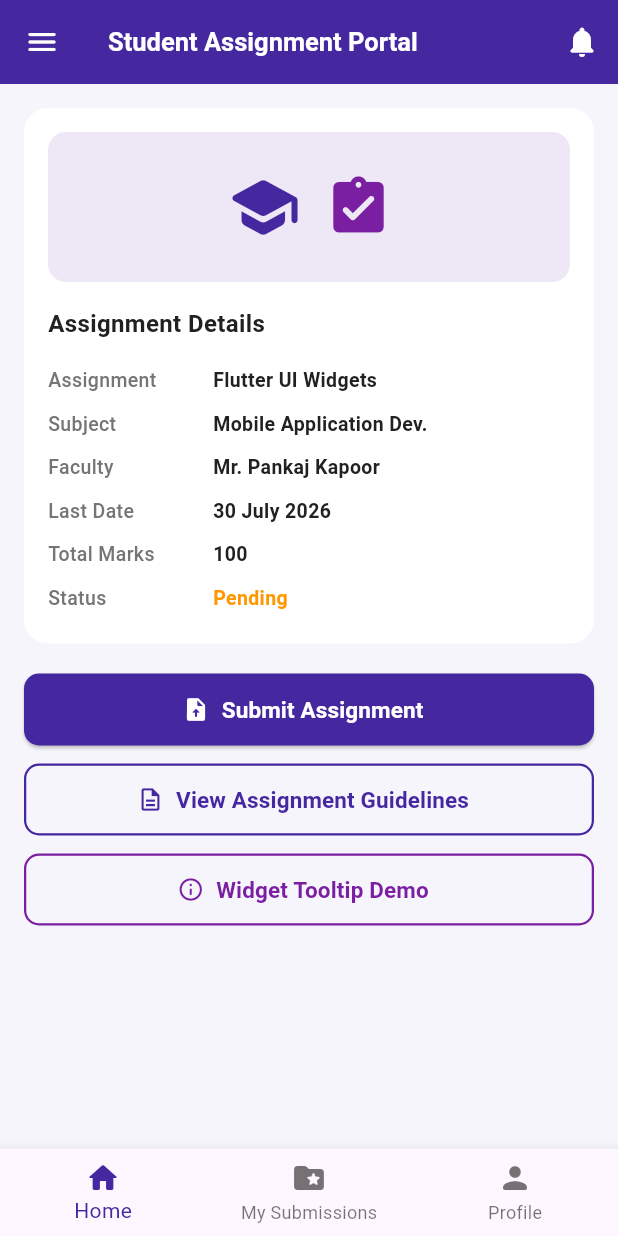
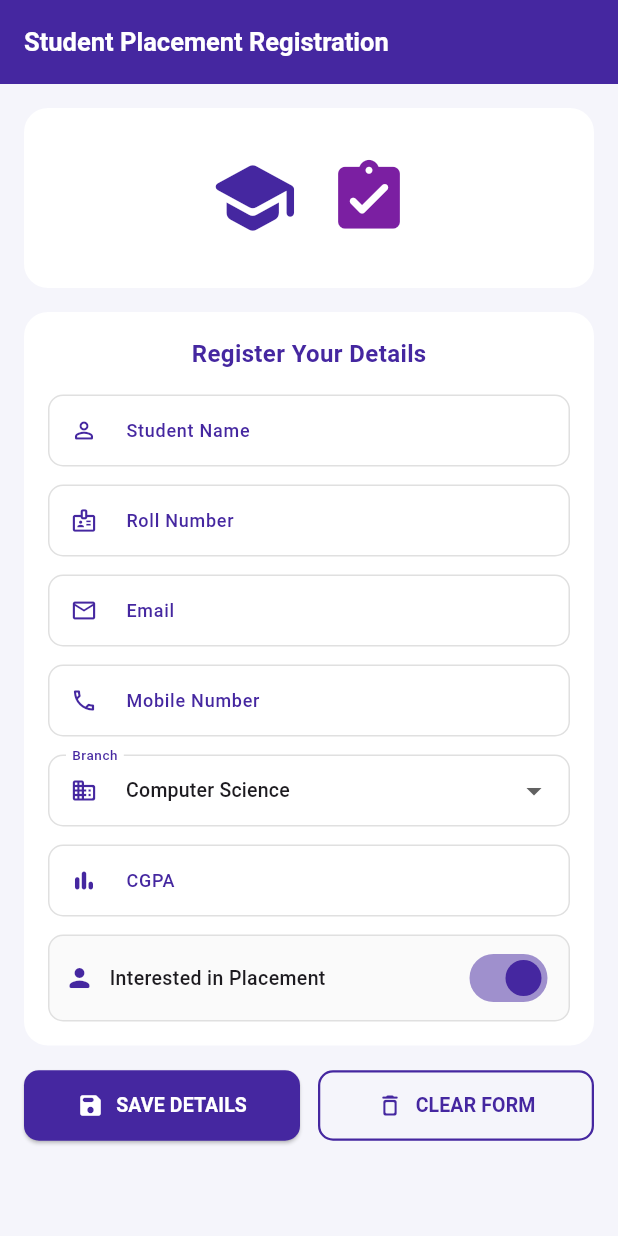
Before and after one commit to shivadixt/Jovac, a Flutter app: the screen it shows after launch, on a phone screen of 412 x 824 dp. Run offline on Flutter 3.47's test engine with Material 3 defaults, Android fonts, the light colour scheme and no system bars; our stand-ins replace shared_preferences.

Commit message:
added student_placement_regestration screen

```diff
--- a/jovacapp/lib/main.dart
+++ b/jovacapp/lib/main.dart
@@ -11,7 +11,8 @@ import 'package:flutter/material.dart';
 //import 'screens/college_portal_screen.dart';
 //import 'screens/student_registration_form.dart';
 //import 'screens/student_info_portal.dart';
-import 'screens/student_assignment_portal.dart';
+//import 'screens/student_assignment_portal.dart';
+import 'screens/student_placement_registration.dart';
 void main() {
   runApp(const MyApp());
 }
@@ -21,8 +22,9 @@ class MyApp extends StatelessWidget {
   Widget build(BuildContext context) {
     return MaterialApp(
       debugShowCheckedModeBanner: false,
-      title: 'Student Assignment Portal',
-      home: const StudentAssignmentPortalScreen(),
+      title: 'Student Placement Registration',
+      home: const StudentPlacementRegistrationScreen(),
+      //home: const StudentAssignmentPortalScreen(),
       //home: const StudentInfoPortalScreen(),
       //home: const StudentRegistrationForm(),
       //home: const CollegePortalScreen(),
--- /dev/null
+++ b/jovacapp/lib/screens/student_placement_registration.dart
@@ -0,0 +1,538 @@
+import 'package:flutter/material.dart';
+import 'package:shared_preferences/shared_preferences.dart';
+
+class StudentPlacementRegistrationScreen extends StatefulWidget {
+  const StudentPlacementRegistrationScreen({super.key});
+  @override
+  State<StudentPlacementRegistrationScreen> createState() => _StudentPlacementRegistrationScreenState();
+}
+
+class _StudentPlacementRegistrationScreenState extends State<StudentPlacementRegistrationScreen> {
+  bool _isLoading = true;
+  bool _hasSavedData = false;
+  Map<String, dynamic>? _savedStudentData;
+
+  @override
+  void initState() {
+    super.initState();
+    _loadSavedData();
+  }
+
+  Future<void> _loadSavedData() async {
+    final prefs = await SharedPreferences.getInstance();
+    final name = prefs.getString('student_name');
+    final rollNo = prefs.getString('student_roll');
+    final email = prefs.getString('student_email');
+    final mobile = prefs.getString('student_mobile');
+    final branch = prefs.getString('student_branch');
+    final cgpa = prefs.getDouble('student_cgpa');
+    final isInterested = prefs.getBool('student_interested');
+
+    if (name != null && name.isNotEmpty) {
+      setState(() {
+        _hasSavedData = true;
+        _savedStudentData = {
+          'name': name,
+          'rollNo': rollNo ?? '',
+          'email': email ?? '',
+          'mobile': mobile ?? '',
+          'branch': branch ?? 'Computer Science',
+          'cgpa': cgpa ?? 0.0,
+          'isInterested': isInterested ?? true,
+        };
+        _isLoading = false;
+      });
+    } else {
+      setState(() {
+        _hasSavedData = false;
+        _savedStudentData = null;
+        _isLoading = false;
+      });
+    }
+  }
+
+  Future<void> _saveData(Map<String, dynamic> data) async {
+    final prefs = await SharedPreferences.getInstance();
+    await prefs.setString('student_name', data['name']);
+    await prefs.setString('student_roll', data['rollNo']);
+    await prefs.setString('student_email', data['email']);
+    await prefs.setString('student_mobile', data['mobile']);
+    await prefs.setString('student_branch', data['branch']);
+    await prefs.setDouble('student_cgpa', data['cgpa']);
+    await prefs.setBool('student_interested', data['isInterested']);
+    await _loadSavedData();
+  }
+
+  Future<void> _deleteData() async {
+    final prefs = await SharedPreferences.getInstance();
+    await prefs.remove('student_name');
+    await prefs.remove('student_roll');
+    await prefs.remove('student_email');
+    await prefs.remove('student_mobile');
+    await prefs.remove('student_branch');
+    await prefs.remove('student_cgpa');
+    await prefs.remove('student_interested');
+    setState(() {
+      _hasSavedData = false;
+      _savedStudentData = null;
+    });
+    if (mounted) {
+      ScaffoldMessenger.of(context).showSnackBar(
+        const SnackBar(
+          content: Text('Placement Details Deleted Successfully'),
+          backgroundColor: Colors.red,
+        ),
+      );
+    }
+  }
+
+  @override
+  Widget build(BuildContext context) {
+    if (_isLoading) {
+      return const Scaffold(
+        body: Center(child: CircularProgressIndicator(color: Color(0xFF4527A0))),
+      );
+    }
+
+    if (_hasSavedData && _savedStudentData != null) {
+      return _PlacementDashboardView(
+        data: _savedStudentData!,
+        onEdit: () async {
+          final result = await Navigator.push(
+            context,
+            MaterialPageRoute(
+              builder: (_) => _RegistrationFormView(
+                initialData: _savedStudentData,
+                isEditMode: true,
+                onSave: _saveData,
+              ),
+            ),
+          );
+          if (result == true) {
+            _loadSavedData();
+          }
+        },
+        onDelete: _deleteData,
+      );
+    }
+
+    return _RegistrationFormView(
+      initialData: null,
+      isEditMode: false,
+      onSave: _saveData,
+    );
+  }
+}
+
+class _RegistrationFormView extends StatefulWidget {
+  final Map<String, dynamic>? initialData;
+  final bool isEditMode;
+  final Future<void> Function(Map<String, dynamic> data) onSave;
+
+  const _RegistrationFormView({
+    required this.initialData,
+    required this.isEditMode,
+    required this.onSave,
+  });
+
+  @override
+  State<_RegistrationFormView> createState() => _RegistrationFormViewState();
+}
+
+class _RegistrationFormViewState extends State<_RegistrationFormView> {
+  final _formKey = GlobalKey<FormState>();
+  late TextEditingController _nameController;
+  late TextEditingController _rollController;
+  late TextEditingController _emailController;
+  late TextEditingController _mobileController;
+  late TextEditingController _cgpaController;
+  String _selectedBranch = 'Computer Science';
+  bool _isInterested = true;
+  bool _showSavedSuccessBanner = false;
+
+  final List<String> _branches = [
+    'Computer Science',
+    'Information Technology',
+    'Electronics',
+    'Mechanical',
+    'Civil',
+  ];
+
+  @override
+  void initState() {
+    super.initState();
+    final d = widget.initialData;
+    _nameController = TextEditingController(text: d != null ? d['name'] : '');
+    _rollController = TextEditingController(text: d != null ? d['rollNo'] : '');
+    _emailController = TextEditingController(text: d != null ? d['email'] : '');
+    _mobileController = TextEditingController(text: d != null ? d['mobile'] : '');
+    _cgpaController = TextEditingController(text: d != null ? d['cgpa'].toString() : '');
+    if (d != null && _branches.contains(d['branch'])) {
+      _selectedBranch = d['branch'];
+    }
+    if (d != null) {
+      _isInterested = d['isInterested'] ?? true;
+    }
+  }
+
+  @override
+  void dispose() {
+    _nameController.dispose();
+    _rollController.dispose();
+    _emailController.dispose();
+    _mobileController.dispose();
+    _cgpaController.dispose();
+    super.dispose();
+  }
+
+  void _clearForm() {
+    _formKey.currentState?.reset();
+    _nameController.clear();
+    _rollController.clear();
+    _emailController.clear();
+    _mobileController.clear();
+    _cgpaController.clear();
+    setState(() {
+      _selectedBranch = 'Computer Science';
+      _isInterested = true;
+      _showSavedSuccessBanner = false;
+    });
+  }
+
+  void _submitForm() async {
+    if (_formKey.currentState!.validate()) {
+      final data = {
+        'name': _nameController.text.trim(),
+        'rollNo': _rollController.text.trim(),
+        'email': _emailController.text.trim(),
+        'mobile': _mobileController.text.trim(),
+        'branch': _selectedBranch,
+        'cgpa': double.tryParse(_cgpaController.text.trim()) ?? 0.0,
+        'isInterested': _isInterested,
+      };
+
+      setState(() => _showSavedSuccessBanner = true);
+      await widget.onSave(data);
+
+      if (widget.isEditMode && mounted) {
+        Future.delayed(const Duration(milliseconds: 600), () {
+          if (mounted) Navigator.pop(context, true);
+        });
+      }
+    }
+  }
+
+  @override
+  Widget build(BuildContext context) {
+    return Scaffold(
+      backgroundColor: const Color(0xFFF5F5FB),
+      appBar: AppBar(
+        title: const Text('Student Placement Registration', style: TextStyle(color: Colors.white, fontWeight: FontWeight.bold, fontSize: 17)),
+        backgroundColor: const Color(0xFF4527A0),
+        iconTheme: const IconThemeData(color: Colors.white),
+        automaticallyImplyLeading: widget.isEditMode,
+      ),
+      body: SingleChildScrollView(
+        padding: const EdgeInsets.all(16),
+        child: Form(
+          key: _formKey,
+          child: Column(
+            children: [
+              Container(
+                height: 120,
+                width: double.infinity,
+                decoration: BoxDecoration(color: Colors.white, borderRadius: BorderRadius.circular(16)),
+                child: const Row(
+                  mainAxisAlignment: MainAxisAlignment.center,
+                  children: [
+                    Icon(Icons.school_rounded, size: 60, color: Color(0xFF4527A0)),
+                    SizedBox(width: 20),
+                    Icon(Icons.assignment_turned_in_rounded, size: 55, color: Color(0xFF7B1FA2)),
+                  ],
+                ),
+              ),
+              const SizedBox(height: 16),
+              Container(
+                padding: const EdgeInsets.all(16),
+                decoration: BoxDecoration(color: Colors.white, borderRadius: BorderRadius.circular(16)),
+                child: Column(
+                  children: [
+                    const Text('Register Your Details', style: TextStyle(fontSize: 16, fontWeight: FontWeight.bold, color: Color(0xFF4527A0))),
+                    const SizedBox(height: 16),
+                    _buildTextField(_nameController, 'Student Name', Icons.person_outline_rounded, 'Enter full name', (v) => (v == null || v.trim().isEmpty) ? 'Please enter student name' : null),
+                    const SizedBox(height: 12),
+                    _buildTextField(_rollController, 'Roll Number', Icons.badge_outlined, 'Enter roll number', (v) => (v == null || v.trim().isEmpty) ? 'Please enter roll number' : null),
+                    const SizedBox(height: 12),
+                    _buildTextField(_emailController, 'Email', Icons.email_outlined, 'Enter email address', (v) => (v == null || v.trim().isEmpty) ? 'Please enter email' : null, keyboardType: TextInputType.emailAddress),
+                    const SizedBox(height: 12),
+                    _buildTextField(_mobileController, 'Mobile Number', Icons.phone_outlined, 'Enter mobile number', (v) => (v == null || v.trim().isEmpty) ? 'Please enter mobile number' : null, keyboardType: TextInputType.phone),
+                    const SizedBox(height: 12),
+                    DropdownButtonFormField<String>(
+                      value: _selectedBranch,
+                      decoration: _inputDecoration('Branch', Icons.domain_rounded),
+                      items: _branches.map((b) => DropdownMenuItem(value: b, child: Text(b, style: const TextStyle(fontSize: 13)))).toList(),
+                      onChanged: (val) {
+                        if (val != null) setState(() => _selectedBranch = val);
+                      },
+                    ),
+                    const SizedBox(height: 12),
+                    _buildTextField(_cgpaController, 'CGPA', Icons.bar_chart_rounded, 'Enter CGPA (e.g. 8.75)', (v) {
+                      if (v == null || v.trim().isEmpty) return 'Please enter CGPA';
+                      final parsed = double.tryParse(v.trim());
+                      if (parsed == null || parsed < 0.0 || parsed > 10.0) return 'Enter valid CGPA (0-10)';
+                      return null;
+                    }, keyboardType: const TextInputType.numberWithOptions(decimal: true)),
+                    const SizedBox(height: 12),
+                    Container(
+                      padding: const EdgeInsets.symmetric(horizontal: 10, vertical: 4),
+                      decoration: BoxDecoration(color: Colors.grey.shade50, borderRadius: BorderRadius.circular(10), border: Border.all(color: Colors.grey.shade300)),
+                      child: Row(
+                        children: [
+                          const Icon(Icons.person_rounded, color: Color(0xFF4527A0), size: 20),
+                          const SizedBox(width: 10),
+                          const Expanded(child: Text('Interested in Placement', style: TextStyle(fontSize: 13, fontWeight: FontWeight.w500))),
+                          Switch(
+                            value: _isInterested,
+                            activeColor: const Color(0xFF4527A0),
+                            onChanged: (val) => setState(() => _isInterested = val),
+                          ),
+                        ],
+                      ),
+                    ),
+                  ],
+                ),
+              ),
+              const SizedBox(height: 16),
+              Row(
+                children: [
+                  Expanded(
+                    child: ElevatedButton.icon(
+                      onPressed: _submitForm,
+                      icon: const Icon(Icons.save_rounded, color: Colors.white, size: 18),
+                      label: const Text('SAVE DETAILS', style: TextStyle(color: Colors.white, fontSize: 13, fontWeight: FontWeight.bold)),
+                      style: ElevatedButton.styleFrom(
+                        backgroundColor: const Color(0xFF4527A0),
+                        shape: RoundedRectangleBorder(borderRadius: BorderRadius.circular(10)),
+                        padding: const EdgeInsets.symmetric(vertical: 14),
+                      ),
+                    ),
+                  ),
+                  const SizedBox(width: 12),
+                  Expanded(
+                    child: OutlinedButton.icon(
+                      onPressed: _clearForm,
+                      icon: const Icon(Icons.delete_outline_rounded, color: Color(0xFF4527A0), size: 18),
+                      label: const Text('CLEAR FORM', style: TextStyle(color: Color(0xFF4527A0), fontSize: 13, fontWeight: FontWeight.bold)),
+                      style: OutlinedButton.styleFrom(
+                        side: const BorderSide(color: Color(0xFF4527A0), width: 1.5),
+                        shape: RoundedRectangleBorder(borderRadius: BorderRadius.circular(10)),
+                        padding: const EdgeInsets.symmetric(vertical: 14),
+                      ),
+                    ),
+                  ),
+                ],
+              ),
+              if (_showSavedSuccessBanner) ...[
+                const SizedBox(height: 14),
+                Container(
+                  padding: const EdgeInsets.symmetric(horizontal: 16, vertical: 12),
+                  decoration: BoxDecoration(
+                    color: const Color(0xFFE8F5E9),
+                    borderRadius: BorderRadius.circular(10),
+                    border: Border.all(color: const Color(0xFF2E7D32)),
+                  ),
+                  child: const Row(
+                    children: [
+                      Icon(Icons.check_circle_rounded, color: Color(0xFF2E7D32), size: 22),
+                      SizedBox(width: 10),
+                      Text('Registration Saved Successfully!', style: TextStyle(color: Color(0xFF2E7D32), fontWeight: FontWeight.bold, fontSize: 13)),
+                    ],
+                  ),
+                ),
+              ],
+            ],
+          ),
+        ),
+      ),
+    );
+  }
+
+  Widget _buildTextField(
+    TextEditingController controller,
+    String label,
+    IconData icon,
+    String hint,
+    String? Function(String?) validator, {
+    TextInputType keyboardType = TextInputType.text,
+  }) {
+    return TextFormField(
+      controller: controller,
+      keyboardType: keyboardType,
+      style: const TextStyle(fontSize: 13),
+      decoration: _inputDecoration(label, icon).copyWith(
+        hintText: hint,
+        hintStyle: TextStyle(color: Colors.grey.shade400, fontSize: 13),
+      ),
+      validator: validator,
+    );
+  }
+
+  InputDecoration _inputDecoration(String label, IconData icon) {
+    return InputDecoration(
+      labelText: label,
+      labelStyle: const TextStyle(fontSize: 12, color: Color(0xFF4527A0), fontWeight: FontWeight.w500),
+      prefixIcon: Icon(icon, color: const Color(0xFF4527A0), size: 18),
+      contentPadding: const EdgeInsets.symmetric(horizontal: 12, vertical: 12),
+      border: OutlineInputBorder(borderRadius: BorderRadius.circular(10), borderSide: BorderSide(color: Colors.grey.shade300)),
+      enabledBorder: OutlineInputBorder(borderRadius: BorderRadius.circular(10), borderSide: BorderSide(color: Colors.grey.shade300)),
+      focusedBorder: OutlineInputBorder(borderRadius: BorderRadius.circular(10), borderSide: const BorderSide(color: Color(0xFF4527A0), width: 2)),
+    );
+  }
+}
+
+class _PlacementDashboardView extends StatelessWidget {
+  final Map<String, dynamic> data;
+  final VoidCallback onEdit;
+  final VoidCallback onDelete;
+
+  const _PlacementDashboardView({
+    required this.data,
+    required this.onEdit,
+    required this.onDelete,
+  });
+
+  @override
+  Widget build(BuildContext context) {
+    final isInterested = data['isInterested'] as bool? ?? true;
+    return Scaffold(
+      backgroundColor: const Color(0xFFF5F5FB),
+      appBar: AppBar(
+        title: const Text('Placement Dashboard', style: TextStyle(color: Colors.white, fontWeight: FontWeight.bold, fontSize: 17)),
+        backgroundColor: const Color(0xFF4527A0),
+        automaticallyImplyLeading: false,
+      ),
+      body: SingleChildScrollView(
+        padding: const EdgeInsets.all(16),
+        child: Column(
+          children: [
+            Container(
+              padding: const EdgeInsets.all(16),
+              decoration: BoxDecoration(
+                color: const Color(0xFFE8F5E9),
+                borderRadius: BorderRadius.circular(14),
+                border: Border.all(color: const Color(0xFFA5D6A7)),
+              ),
+              child: Row(
+                children: [
+                  const CircleAvatar(
+                    radius: 24,
+                    backgroundColor: Color(0xFF2E7D32),
+                    child: Icon(Icons.person_rounded, color: Colors.white, size: 30),
+                  ),
+                  const SizedBox(width: 14),
+                  Expanded(
+                    child: Column(
+                      crossAxisAlignment: CrossAxisAlignment.start,
+                      children: [
+                        Text('Welcome, ${data['name']}!', style: const TextStyle(fontWeight: FontWeight.bold, fontSize: 15, color: Color(0xFF1B5E20))),
+                        const SizedBox(height: 2),
+                        const Text('Your placement details are saved.', style: TextStyle(fontSize: 12, color: Color(0xFF2E7D32))),
+                      ],
+                    ),
+                  ),
+                ],
+              ),
+            ),
+            const SizedBox(height: 16),
+            Container(
+              padding: const EdgeInsets.all(16),
+              decoration: BoxDecoration(color: Colors.white, borderRadius: BorderRadius.circular(16)),
+              child: Column(
+                children: [
+                  _infoRow(Icons.person_rounded, 'Student Name', data['name']),
+                  const Divider(height: 16),
+                  _infoRow(Icons.badge_rounded, 'Roll Number', data['rollNo']),
+                  const Divider(height: 16),
+                  _infoRow(Icons.email_rounded, 'Email', data['email']),
+                  const Divider(height: 16),
+                  _infoRow(Icons.phone_rounded, 'Mobile Number', data['mobile']),
+                  const Divider(height: 16),
+                  _infoRow(Icons.domain_rounded, 'Branch', data['branch']),
+                  const Divider(height: 16),
+                  _infoRow(Icons.bar_chart_rounded, 'CGPA', data['cgpa'].toString()),
+                  const Divider(height: 16),
+                  Row(
+                    children: [
+                      const Icon(Icons.military_tech_rounded, color: Color(0xFF4527A0), size: 20),
+                      const SizedBox(width: 12),
+                      const SizedBox(width: 110, child: Text('Placement Status', style: TextStyle(color: Colors.grey, fontSize: 13, fontWeight: FontWeight.w500))),
+                      Expanded(
+                        child: Row(
+                          children: [
+                            Icon(
+                              isInterested ? Icons.check_circle_rounded : Icons.cancel_rounded,
+                              color: isInterested ? const Color(0xFF2E7D32) : Colors.red,
+                              size: 18,
+                            ),
+                            const SizedBox(width: 6),
+                            Text(
+                              isInterested ? 'Interested' : 'Not Interested',
+                              style: TextStyle(
+                                color: isInterested ? const Color(0xFF2E7D32) : Colors.red,
+                                fontWeight: FontWeight.bold,
+                                fontSize: 13,
+                              ),
+                            ),
+                          ],
+                        ),
+                      ),
+                    ],
+                  ),
+                ],
+              ),
+            ),
+            const SizedBox(height: 24),
+            SizedBox(
+              width: double.infinity,
+              height: 48,
+              child: ElevatedButton.icon(
+                onPressed: onEdit,
+                icon: const Icon(Icons.edit_rounded, color: Colors.white, size: 18),
+                label: const Text('EDIT DETAILS', style: TextStyle(color: Colors.white, fontSize: 14, fontWeight: FontWeight.bold)),
+                style: ElevatedButton.styleFrom(
+                  backgroundColor: const Color(0xFF1565C0),
+                  shape: RoundedRectangleBorder(borderRadius: BorderRadius.circular(10)),
+                ),
+              ),
+            ),
+            const SizedBox(height: 12),
+            SizedBox(
+              width: double.infinity,
+              height: 48,
+              child: ElevatedButton.icon(
+                onPressed: onDelete,
+                icon: const Icon(Icons.delete_rounded, color: Colors.white, size: 18),
+                label: const Text('DELETE DETAILS', style: TextStyle(color: Colors.white, fontSize: 14, fontWeight: FontWeight.bold)),
+                style: ElevatedButton.styleFrom(
+                  backgroundColor: const Color(0xFFC62828),
+                  shape: RoundedRectangleBorder(borderRadius: BorderRadius.circular(10)),
+                ),
+              ),
+            ),
+          ],
+        ),
+      ),
+    );
+  }
+
+  Widget _infoRow(IconData icon, String label, String value) {
+    return Row(
+      children: [
+        Icon(icon, color: const Color(0xFF4527A0), size: 20),
+        const SizedBox(width: 12),
+        SizedBox(width: 110, child: Text(label, style: TextStyle(color: Colors.grey.shade600, fontSize: 13, fontWeight: FontWeight.w500))),
+        Expanded(child: Text(value, style: const TextStyle(fontWeight: FontWeight.bold, fontSize: 13, color: Color(0xFF212121)), textAlign: TextAlign.right)),
+      ],
+    );
+  }
+}
--- a/jovacapp/pubspec.yaml
+++ b/jovacapp/pubspec.yaml
@@ -31,13 +31,14 @@ dependencies:
   flutter:
     sdk: flutter
 
-  # The following adds the Cupertino Icons font to your application.
-  # Use with the CupertinoIcons class for iOS style icons.
   cupertino_icons: ^1.0.8
+  shared_preferences: ^2.2.2
 
 dev_dependencies:
   flutter_test:
     sdk: flutter
+
+
 
   # The "flutter_lints" package below contains a set of recommended lints to
   # encourage good coding practices. The lint set provided by the package is
```
Also changed, not shown: jovacapp/pubspec.lock, 1 other file.
